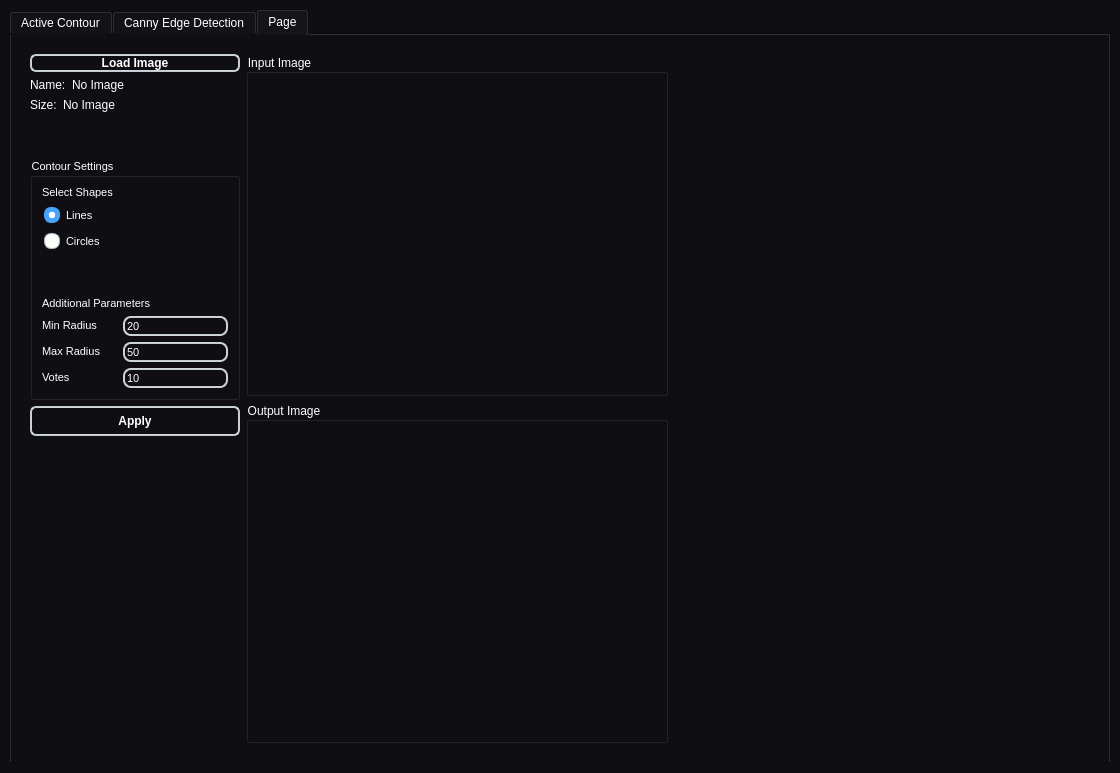
Qt form UI.ui (Eagle-E-Y-E/Task2-Edge-Detection) before a commit.
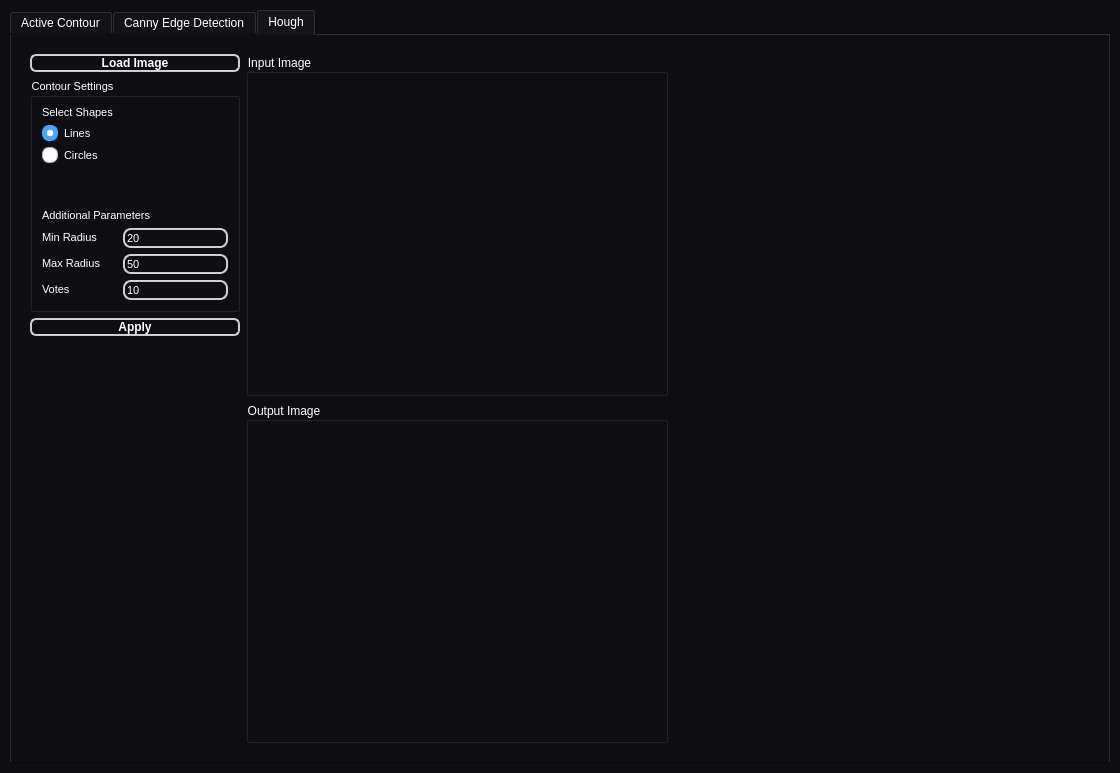
The same form after that commit. Icons and pictures are not drawn. Custom widgets are drawn as their Qt base class.

Commit message: link hough transform

```diff
--- a/UI.ui
+++ b/UI.ui
@@ -1038,7 +1038,7 @@
       </widget>
       <widget class="QWidget" name="tab_3">
        <attribute name="title">
-        <string>Page</string>
+        <string>Hough</string>
        </attribute>
        <layout class="QHBoxLayout" name="horizontalLayout_16">
         <item>
@@ -1084,96 +1084,15 @@
                  <property name="sizeConstraint">
                   <enum>QLayout::SetFixedSize</enum>
                  </property>
-                 <item>
-                  <widget class="QLabel" name="label_55">
-                   <property name="sizePolicy">
-                    <sizepolicy hsizetype="Fixed" vsizetype="Fixed">
-                     <horstretch>0</horstretch>
-                     <verstretch>0</verstretch>
-                    </sizepolicy>
-                   </property>
-                   <property name="text">
-                    <string>Name:</string>
-                   </property>
-                  </widget>
-                 </item>
-                 <item>
-                  <widget class="QLabel" name="label_imgName_7">
-                   <property name="sizePolicy">
-                    <sizepolicy hsizetype="Fixed" vsizetype="Fixed">
-                     <horstretch>0</horstretch>
-                     <verstretch>0</verstretch>
-                    </sizepolicy>
-                   </property>
-                   <property name="maximumSize">
-                    <size>
-                     <width>210</width>
-                     <height>25</height>
-                    </size>
-                   </property>
-                   <property name="text">
-                    <string>No Image</string>
-                   </property>
-                  </widget>
-                 </item>
                 </layout>
                </item>
                <item>
-                <layout class="QHBoxLayout" name="horizontalLayout_47">
-                 <item>
-                  <widget class="QLabel" name="label_56">
-                   <property name="sizePolicy">
-                    <sizepolicy hsizetype="Fixed" vsizetype="Fixed">
-                     <horstretch>0</horstretch>
-                     <verstretch>0</verstretch>
-                    </sizepolicy>
-                   </property>
-                   <property name="text">
-                    <string>Size:</string>
-                   </property>
-                  </widget>
-                 </item>
-                 <item>
-                  <widget class="QLabel" name="label_imgSize_7">
-                   <property name="sizePolicy">
-                    <sizepolicy hsizetype="Fixed" vsizetype="Fixed">
-                     <horstretch>0</horstretch>
-                     <verstretch>0</verstretch>
-                    </sizepolicy>
-                   </property>
-                   <property name="maximumSize">
-                    <size>
-                     <width>210</width>
-                     <height>25</height>
-                    </size>
-                   </property>
-                   <property name="text">
-                    <string>No Image</string>
-                   </property>
-                  </widget>
-                 </item>
-                </layout>
+                <layout class="QHBoxLayout" name="horizontalLayout_47"/>
                </item>
                <item>
-                <spacer name="verticalSpacer_33">
-                 <property name="orientation">
-                  <enum>Qt::Vertical</enum>
-                 </property>
-                 <property name="sizeType">
-                  <enum>QSizePolicy::Fixed</enum>
-                 </property>
-                 <property name="sizeHint" stdset="0">
-                  <size>
-                   <width>20</width>
-                   <height>40</height>
-                  </size>
-                 </property>
-                </spacer>
-               </item>
-               <item>
-                <widget class="QGroupBox" name="hough_settings_layout_2">
+                <widget class="QGroupBox" name="hough_settings_layout">
                  <property name="enabled">
-                  <bool>false</bool>
+                  <bool>true</bool>
                  </property>
                  <property name="sizePolicy">
                   <sizepolicy hsizetype="Fixed" vsizetype="Fixed">
@@ -1220,7 +1139,10 @@
                        </widget>
                       </item>
                       <item>
-                       <widget class="QRadioButton" name="radioButton_lines_2">
+                       <widget class="QRadioButton" name="radioButton_lines">
+                        <property name="enabled">
+                         <bool>true</bool>
+                        </property>
                         <property name="text">
                          <string>Lines</string>
                         </property>
@@ -1287,7 +1209,10 @@
                          </widget>
                         </item>
                         <item>
-                         <widget class="QLineEdit" name="text_min_radius_2">
+                         <widget class="QLineEdit" name="text_min_radius">
+                          <property name="enabled">
+                           <bool>true</bool>
+                          </property>
                           <property name="maximumSize">
                            <size>
                             <width>210</width>
@@ -1389,7 +1314,10 @@
                        </widget>
                       </item>
                       <item>
-                       <widget class="QLineEdit" name="text_votes_2">
+                       <widget class="QLineEdit" name="text_votes">
+                        <property name="enabled">
+                         <bool>true</bool>
+                        </property>
                         <property name="maximumSize">
                          <size>
                           <width>210</width>
@@ -1409,28 +1337,7 @@
                 </widget>
                </item>
                <item>
-                <widget class="QPushButton" name="btn_hough_2">
-                 <property name="enabled">
-                  <bool>false</bool>
-                 </property>
-                 <property name="sizePolicy">
-                  <sizepolicy hsizetype="Fixed" vsizetype="Maximum">
-                   <horstretch>0</horstretch>
-                   <verstretch>0</verstretch>
-                  </sizepolicy>
-                 </property>
-                 <property name="minimumSize">
-                  <size>
-                   <width>210</width>
-                   <height>30</height>
-                  </size>
-                 </property>
-                 <property name="maximumSize">
-                  <size>
-                   <width>210</width>
-                   <height>30</height>
-                  </size>
-                 </property>
+                <widget class="QPushButton" name="apply_Hough_btn">
                  <property name="text">
                   <string>Apply</string>
                  </property>
```
Left out of the diff: 6 changed lines with no effect on the pictures. The commit also changes 16 other files.
